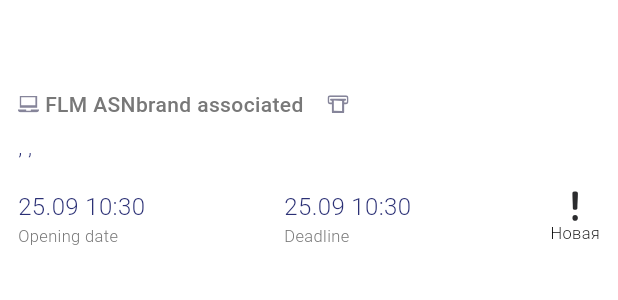
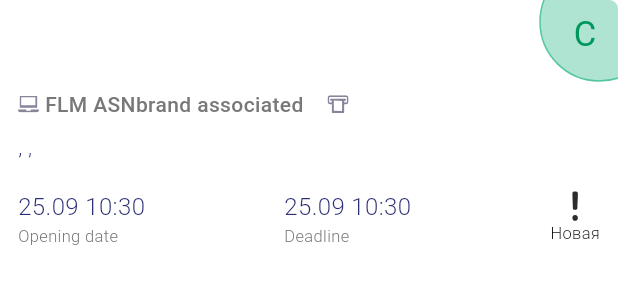
Before and after one commit to procion1302/mcc, a Flutter app: the TaskCell widget shown alone on an empty page, opened directly with empty values, on a phone screen of 412 x 824 dp. Shown: the top 300 px of the screen. Run offline on Flutter 3.47's test engine with Material 3 defaults, Android fonts, the phone set to English and light mode, and no system bars; our stand-ins replace flutter_svg.

Commit message:
Added switching between different task lists. Adding category marker to task list design

```diff
--- a/lib/list_item.dart
+++ b/lib/list_item.dart
@@ -21,6 +21,27 @@ class ProcessTypeConfig {
   }
 }*/
 
+
+enum TaskCategory {
+  service('Service', 'Service'),
+  waitClient('Waiting client', 'Waiting client'),
+  waitEngineer('Waiting engineer', 'Waiting engineer'),
+  waitPartner('Waiting partner"', 'Waiting partner"'),
+  unknown('Unknown', 'Неизвестно');
+
+  final String key;
+  final String description;
+
+  const TaskCategory(this.key, this.description);
+
+  static TaskCategory fromKey(String key) {
+    return TaskCategory.values.firstWhere(
+      (type) => type.key == key,
+      orElse: () => TaskCategory.unknown,
+    );
+  }
+}
+
 enum TaskStatus {
   new_('OP', 'Новая', 'new.svg'),
   opened('Open', 'В работе', 'opened.svg'),
@@ -41,7 +62,10 @@ enum TaskStatus {
   const TaskStatus(this.key, this.description, this.image);
 
   static TaskStatus fromKey(String key) {
-    return TaskStatus.values.firstWhere((status) => status.key == key);
+    return TaskStatus.values.firstWhere(
+      (type) => type.key == key,
+      orElse: () => TaskStatus.unknown,
+    );
   }
 }
 
@@ -68,8 +92,6 @@ return ServiceType.values.firstWhere(
       (type) => type.key == key,
       orElse: () => ServiceType.unknown,
     );
-
-    //return ServiceType.values.firstWhere((type) => type.key == key);
   }
 }
 
@@ -116,7 +138,6 @@ enum WorkType {
       (type) => type.key == key,
       orElse: () => WorkType.unknown,
     );
-    //return (WorkType.values.firstWhere((type) => type.key == key));
   }
 }
 
@@ -128,19 +149,29 @@ class ListItem {
   final String atmId;
   final String engineerContact;
   final TaskStatus status;
+  final String incidentStatus;
   final ServiceType serviceType;
   final WorkType workType;
+  final TaskCategory category;
   final DateTime openTime;
-  final DateTime pft;
+  final DateTime? pft;
 
   String get fullAddress {
-  final data = <String?>[
-    deviceRegion,
-    deviceCity,
-    deviceAddress,
-  ];
+    final data = <String?>[deviceRegion, deviceCity, deviceAddress];
 
     return data.where((e) => e != null).join(', ');
+  }
+
+  bool get isClosed {
+    return status == TaskStatus.closed || status == TaskStatus.cancelled;
+  }
+
+  bool get isExpired {
+    final pft = this.pft;
+    if (pft == null) {
+      return false;
+    }
+    return pft.isBefore(DateTime.now());
   }
 
   String get subTitle {
@@ -164,6 +195,33 @@ String get engineerShortName {
     return '${fio[0]} ${fio[1][0]}. ${fio[2][0]}.';
   }
 
+  String imagePath() {
+  switch (category) {
+    case TaskCategory.service:
+      if (isClosed) {
+        return 'assets/images/category/service-category.svg';
+      } else if (isExpired) {
+        return 'assets/images/category/service-category-red.svg';
+      } else if (incidentStatus == 'Waiting client') {
+        return 'assets/images/category/service-category-yellow .svg';
+      } else {
+        return 'assets/images/category/service-category-green.svg';
+      }
+
+    case TaskCategory.waitClient:
+      return 'assets/images/category/client-category.svg';
+
+    case TaskCategory.waitEngineer:
+      return 'assets/images/category/eng-category.svg';
+
+    case TaskCategory.waitPartner:
+      return 'assets/images/category/partner-category.svg';
+
+    case TaskCategory.unknown:
+      return '';
+  }
+}
+
   ListItem({
     required this.taskId,
     required this.deviceRegion,
@@ -172,28 +230,33 @@ String get engineerShortName {
     required this.atmId,
     required this.engineerContact,
     required this.status,
+    required this.incidentStatus,
     required this.serviceType,
     required this.workType,
+    required this.category,
     required this.openTime,
     required this.pft,
   });
 
-  factory ListItem.fromJson(Map<String, dynamic> json) {
-    final taskId = json['TaskID']; //json['Number'];
+  factory ListItem.fromJson(
+    Map<String, dynamic> json, {
+    bool isIncident = false,
+  }) {
+    final taskId = isIncident ? json['Number'] : json['TaskID'];
     final deviceRegion = json['DeviceRegion'];
     final deviceCity = json['DeviceCity'];
     final deviceAddress = json['DeviceAddress'];
     final atmId = json['ATMID'];
     final engineerContact = json['EngineerContact'] ?? 'Unknown';
     final status = TaskStatus.fromKey(json['Status'] ?? 'NEW');
+    final incidentStatus = json['Status'];
     final serviceType = ServiceType.fromKey(json['ServiceType'] ?? 'Unknown');
     final workType = WorkType.fromKey(json['WorkType'] ?? 'Unknown');
+    final category = TaskCategory.fromKey(json['Category'] ?? 'Unknown');
     final openTime = DateTime.parse(json['OpenTime']);
-    final pft = DateTime.parse(json['PFT']);
-    /*
-    final pft = json['PFT'] == null
-    ? DateTime.now()
-    : DateTime.parse(json['PFT'] as String);*/
+    final pft = json['PFT'] != null
+        ? DateTime.parse(json['PFT'] as String)
+        : null;
 
     return ListItem(
       taskId: taskId,
@@ -203,8 +266,10 @@ String get engineerShortName {
       atmId: atmId,
       engineerContact: engineerContact,
       status: status,
+      incidentStatus: incidentStatus,
       serviceType: serviceType,
       workType: workType,
+      category: category,
       openTime: openTime,
       pft: pft,
     );
--- a/lib/task_cell.dart
+++ b/lib/task_cell.dart
@@ -6,8 +6,9 @@ import 'package:flutter_svg/flutter_svg.dart';
 
 class TaskCell extends StatelessWidget {
   final ListItem item;
+  final bool isIncident;
 
-  const TaskCell({super.key, required this.item});
+  const TaskCell({super.key, required this.item, this.isIncident = false});
 
   @override
   Widget build(BuildContext context) {
@@ -16,11 +17,15 @@ class TaskCell extends StatelessWidget {
         color: Colors.white,
         borderRadius: BorderRadius.circular(10),
       ),
+      child: Stack(
+        children: [
+          Padding(
             padding: const EdgeInsets.all(12),
             child: Column(
               crossAxisAlignment: CrossAxisAlignment.start,
               children: [
-          SizedBox(height: 6),
+                const SizedBox(height: 6),
+
                 Text(
                   item.taskId,
                   style: const TextStyle(
@@ -34,28 +39,79 @@ class TaskCell extends StatelessWidget {
 
                 Row(
                   children: [
-              SvgPicture.asset('assets/images/laptop-light.svg', width: 14, height: 14),
+                    SvgPicture.asset(
+                      'assets/images/laptop-light.svg',
+                      width: 14,
+                      height: 14,
+                    ),
                     const SizedBox(width: 4),
-              Text(item.subTitle, style: const TextStyle(color: Color.fromRGBO(120, 120, 120, 1), fontSize: 14, fontWeight: FontWeight.w500)),
+                    Text(
+                      item.subTitle,
+                      style: const TextStyle(
+                        color: Color.fromRGBO(120, 120, 120, 1),
+                        fontSize: 14,
+                        fontWeight: FontWeight.w500,
+                      ),
+                    ),
 
                     const SizedBox(width: 16),
 
-              SvgPicture.asset('assets/images/atmid-light.svg', width: 14, height: 14),
+                    SvgPicture.asset(
+                      'assets/images/atmid-light.svg',
+                      width: 14,
+                      height: 14,
+                    ),
                     const SizedBox(width: 4),
-              Text(item.atmId, style: const TextStyle(color: Color.fromRGBO(120, 120, 150, 1), fontSize: 14, fontWeight: FontWeight.w500)),
+                    Text(
+                      item.atmId,
+                      style: const TextStyle(
+                        color: Color.fromRGBO(120, 120, 150, 1),
+                        fontSize: 14,
+                        fontWeight: FontWeight.w500,
+                      ),
+                    ),
                   ],
                 ),
 
                 const SizedBox(height: 8),
 
-          Text(item.fullAddress, style: const TextStyle(
+                if (isIncident)
+                  Text(
+                    item.engineerShortName,
+                    style: const TextStyle(
                       fontSize: 14,
                       fontWeight: FontWeight.w300,
-            color: Color.fromRGBO(43, 48, 117, 1))),
+                      color: Color.fromRGBO(43, 48, 117, 1),
+                    ),
+                  ),
+
+                if (isIncident) const SizedBox(height: 8),
+
+                Text(
+                  item.fullAddress,
+                  style: const TextStyle(
+                    fontSize: 14,
+                    fontWeight: FontWeight.w300,
+                    color: Color.fromRGBO(43, 48, 117, 1),
+                  ),
+                ),
 
                 const SizedBox(height: 18),
 
-          _TaskCellFooter(item: item),
+                _TaskCellFooter(item: item, isIncident: isIncident),
+              ],
+            ),
+          ),
+          if (!isIncident)
+          Positioned(
+            top: 0,
+            right: 0,
+            child: SvgPicture.asset(
+              item.imagePath(),
+              width: 69,
+              height: 62,
+            ),
+          ),
         ],
       ),
     );
@@ -64,8 +120,9 @@ class TaskCell extends StatelessWidget {
 
 class _TaskCellFooter extends StatelessWidget {
   final ListItem item;
+  final bool isIncident;
 
-  const _TaskCellFooter({required this.item});
+  const _TaskCellFooter({required this.item, required this.isIncident});
 
   @override
   Widget build(BuildContext context) {
@@ -77,12 +134,23 @@ class _TaskCellFooter extends StatelessWidget {
             title: 'Opening date',
           ),
         ),
+
+        if (isIncident)
+          Expanded(
+            child: _ValueColumn(value: item.incidentStatus, title: 'Status'),
+          ),
+
+        if (!isIncident)
           Expanded(
             child: _ValueColumn(
-            value: DateFormat('dd.MM HH:mm').format(item.pft.toLocal()),
+              value: item.pft == null
+                  ? 'Not set'
+                  : DateFormat('dd.MM HH:mm').format(item.pft!.toLocal()),
               title: 'Deadline',
             ),
           ),
+
+        if (!isIncident)
           _ImageColumn(
             image: item.status.imagePath,
             title: item.status.description,
@@ -102,9 +170,25 @@ class _ValueColumn extends StatelessWidget {
   Widget build(BuildContext context) {
     return Column(
       crossAxisAlignment: CrossAxisAlignment.start,
-      children: [Text(value, style: const TextStyle(fontSize: 16, fontWeight: FontWeight.w300, color: Color.fromRGBO(43, 48, 117, 1))),
+      children: [
+        Text(
+          value,
+          style: const TextStyle(
+            fontSize: 16,
+            fontWeight: FontWeight.w300,
+            color: Color.fromRGBO(43, 48, 117, 1),
+          ),
+        ),
         const SizedBox(height: 0),
-                Text(title, style: const TextStyle(fontSize: 11, fontWeight: FontWeight.w300, color: Color.fromRGBO(120, 120, 120, 1)))],
+        Text(
+          title,
+          style: const TextStyle(
+            fontSize: 11,
+            fontWeight: FontWeight.w300,
+            color: Color.fromRGBO(120, 120, 120, 1),
+          ),
+        ),
+      ],
     );
   }
 }
@@ -118,8 +202,17 @@ class _ImageColumn extends StatelessWidget {
   @override
   Widget build(BuildContext context) {
     return Column(
-      children: [SvgPicture.asset(image, width: 20, height: 20),
-      Text(title, style: const TextStyle(fontSize: 11, fontWeight: FontWeight.w300, color: Color.fromRGBO(0, 0, 0, 1)))],
+      children: [
+        SvgPicture.asset(image, width: 20, height: 20),
+        Text(
+          title,
+          style: const TextStyle(
+            fontSize: 11,
+            fontWeight: FontWeight.w300,
+            color: Color.fromRGBO(0, 0, 0, 1),
+          ),
+        ),
+      ],
     );
   }
 }
--- a/pubspec.yaml
+++ b/pubspec.yaml
@@ -24,3 +24,4 @@ flutter:
   assets:
     - assets/images/
     - assets/images/status/
+    - assets/images/category/
```
Also changed, not shown: lib/api_service.dart (+34 -1 lines), lib/task_list.dart (+15 -3 lines), assets/images/category/client-category.svg (added), assets/images/category/eng-category.svg (added), assets/images/category/partner-category.svg (added), assets/images/category/service-category-green.svg (added), assets/images/category/service-category-red.svg (added), assets/images/category/service-category-yellow.svg (added), assets/images/category/service-category.svg (added). Lines whose indentation alone changed are shown as unchanged.
